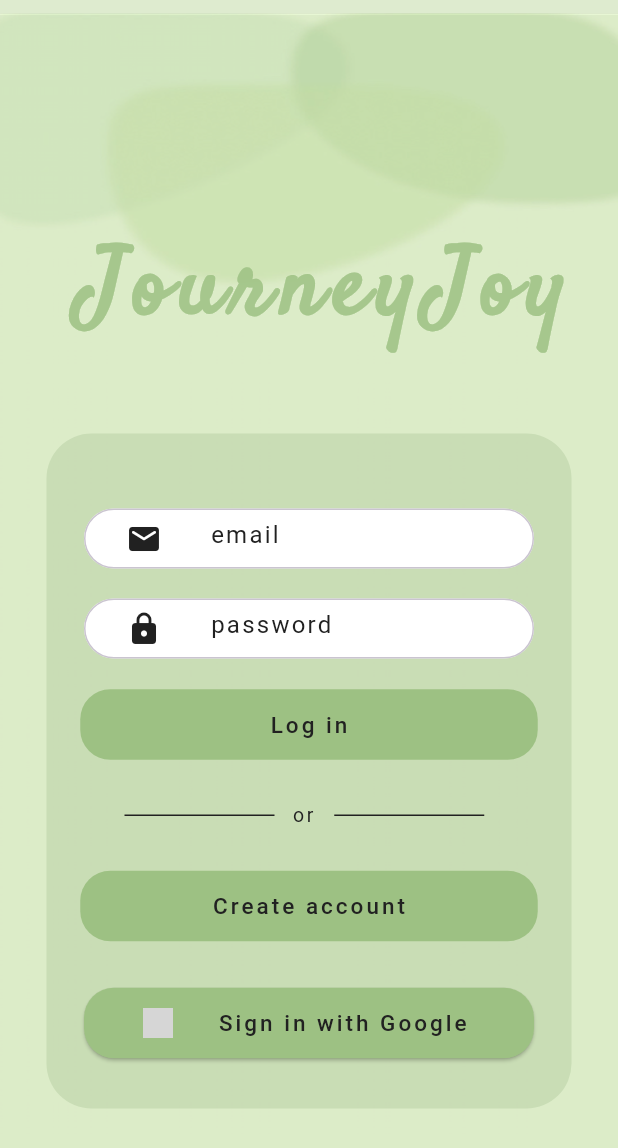
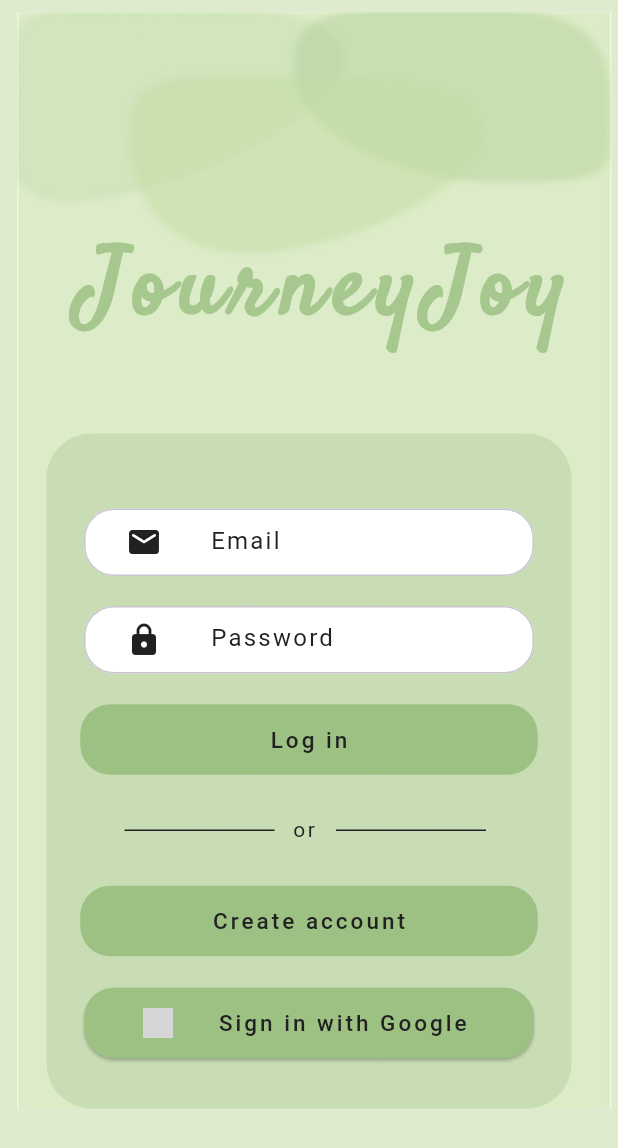
Before and after one commit to madzixon-21/Journey-Joy-Client, a Flutter app: the screen it shows after launch, on a phone screen of 412 x 824 dp. Shown: the top 1148 px of the screen. Run offline on Flutter 3.47's test engine with Material 3 defaults, Android fonts, the phone set to English and light mode, and no system bars; our stand-ins replace flutter_bloc, go_router, image_picker; network calls fail; Roboto replaces fonts that are missing (Lohit Tamil); grey boxes are pictures that could not be loaded.

Commit message:
Login overflow and some textfield issues

```diff
--- a/lib/Dialogs/edit_trip_dialog.dart
+++ b/lib/Dialogs/edit_trip_dialog.dart
@@ -70,7 +70,6 @@ class EditTripDialogState extends State<EditTripDialog> {
             const SizedBox(height: 35),
 
             Container(
-              height:40,
               width: 250,
               alignment: Alignment.center,
 
@@ -109,7 +108,6 @@ class EditTripDialogState extends State<EditTripDialog> {
             const SizedBox(height:20),
 
             Container(
-              height:40,
               width: 250,
               alignment: Alignment.center,
 
--- a/lib/Dialogs/new_trip_dialog.dart
+++ b/lib/Dialogs/new_trip_dialog.dart
@@ -73,8 +73,6 @@ class NewTripDialogState extends State<NewTripDialog> {
               alignment: Alignment.center,
 
               child: TextField(
-                key: const Key('tripNameTextField'),
-                maxLines: null,
                 style: TextStyle(
                   color: Colors.grey.shade900,
                   fontFamily: 'Lohit Tamil',
@@ -107,7 +105,6 @@ class NewTripDialogState extends State<NewTripDialog> {
             const SizedBox(height:20),
 
             Container(
-              height:40,
               width: 250,
               alignment: Alignment.center,
 
--- a/lib/Screens/login_screen.dart
+++ b/lib/Screens/login_screen.dart
@@ -24,8 +24,9 @@ class LoginScreen extends StatelessWidget {
   @override
   Widget build(BuildContext context) {
     return Scaffold(
-
-      body: Container(
+      body:SingleChildScrollView(
+      padding: EdgeInsets.only(bottom: MediaQuery.of(context).viewInsets.bottom),
+      child: Container(
         decoration: const BoxDecoration(
             image: DecorationImage(
               image: AssetImage('assets/login_background.jpg'),
@@ -69,7 +70,7 @@ class LoginScreen extends StatelessWidget {
                     const SizedBox(height: 50),
 
                     Container(
-                      height:40,
+                      height:45,
                       width: 300,
                       alignment: Alignment.center,
 
@@ -81,12 +82,12 @@ class LoginScreen extends StatelessWidget {
                         ),
                         controller: _emailController,
                         decoration: InputDecoration(
-                          hintText: 'email',
+                          hintText: 'Email',
                           hintStyle: TextStyle(
                             color: Colors.grey.shade900,
                             fontFamily: 'Lohit Tamil',
                             letterSpacing: 1.5,),
-                          contentPadding: const EdgeInsets.symmetric(vertical: 12.0),
+                          contentPadding: const EdgeInsets.symmetric(vertical: 12.0, horizontal: 12.0),
                           filled: true,
                           fillColor: Colors.white,
                           border: OutlineInputBorder(
@@ -106,7 +107,7 @@ class LoginScreen extends StatelessWidget {
                     const SizedBox(height:20),
 
                     Container(
-                      height:40,
+                      height:45,
                       width: 300,
                       alignment: Alignment.center,
 
@@ -120,12 +121,12 @@ class LoginScreen extends StatelessWidget {
                         controller: _passwordController,
                         obscureText: true,
                         decoration: InputDecoration(
-                          hintText: 'password',
+                          hintText: 'Password',
                           hintStyle: TextStyle(
                             color: Colors.grey.shade900,
                             fontFamily: 'Lohit Tamil',
                             letterSpacing: 1.5,),
-                          contentPadding: const EdgeInsets.symmetric(vertical: 12.0),
+                          contentPadding: const EdgeInsets.symmetric(vertical: 12.0, horizontal: 12.0),
                           filled: true,
                           fillColor: Colors.white,
                           border: OutlineInputBorder(
@@ -206,7 +207,7 @@ class LoginScreen extends StatelessWidget {
                           textAlign: TextAlign.center,
                           style: TextStyle(
                             color: Colors.grey.shade900,
-                            fontSize: 13,
+                            fontSize: 14,
                             fontFamily: 'Lohit Tamil',
                             fontWeight: FontWeight.w400,
                             height: 0.23,
@@ -250,7 +251,7 @@ class LoginScreen extends StatelessWidget {
                       ),
                     ),
 
-                    const SizedBox(height: 30,),
+                    const SizedBox(height: 20,),
 
                     Padding(
                       padding: const EdgeInsets.symmetric(horizontal: 25),
@@ -290,6 +291,8 @@ class LoginScreen extends StatelessWidget {
                         ),
                       ),
                     ),
+
+                    const SizedBox(height: 25,),
                   ],
                 ),
               ),
@@ -297,6 +300,7 @@ class LoginScreen extends StatelessWidget {
           ),
         ),
       ),
+      ),
     );
   }
 }
```
Also changed, not shown: lib/Dialogs/sign_in_dialog.dart (+15 -19 lines).
